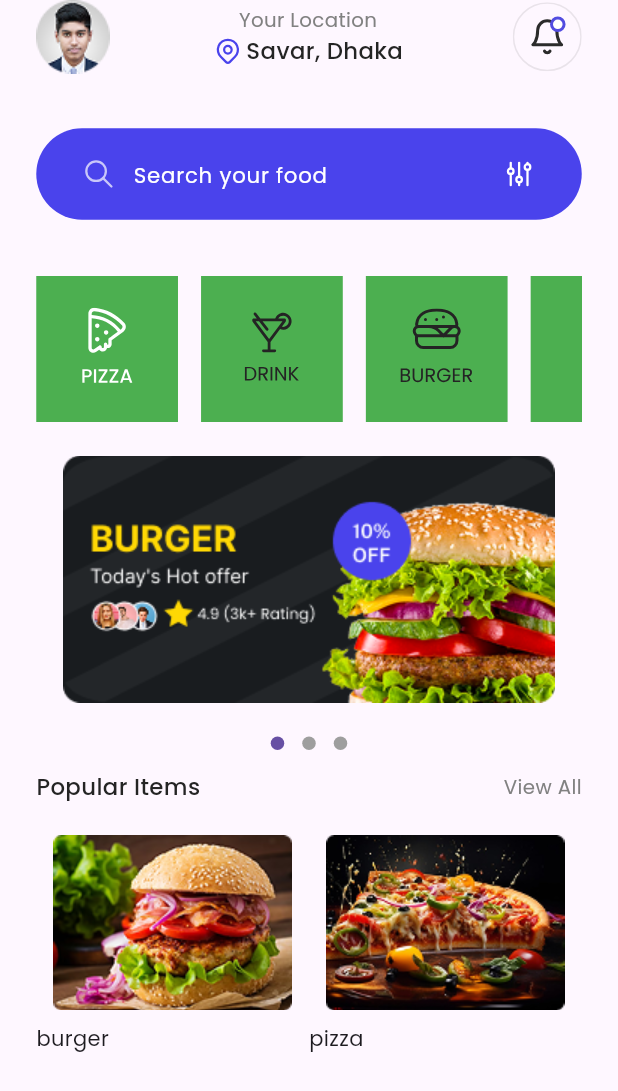
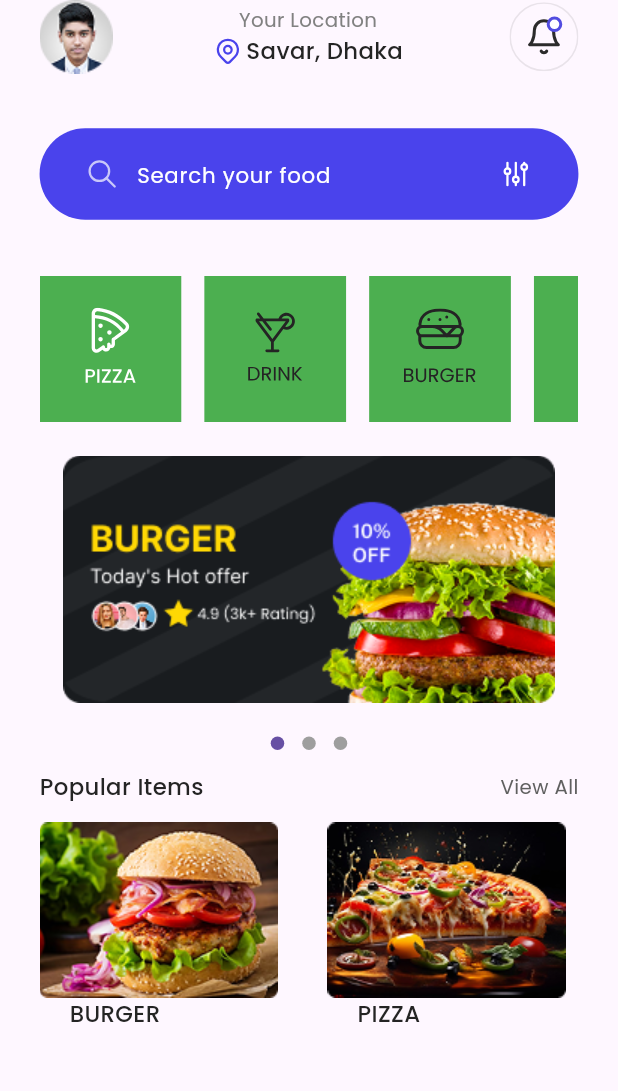
Before and after one commit to AmrReda92/food_app, a Flutter app: the screen it shows after launch, on a phone screen of 412 x 824 dp. Shown: the top 1091 px of the screen. Run offline on Flutter 3.47's test engine with Material 3 defaults, Android fonts, the phone set to English and light mode, and no system bars; drawn by our look-alikes of dots_indicator; our stand-ins replace flutter_screenutil, flutter_svg.

Commit message:
edit popular items photos

```diff
--- a/lib/core/models/app_text_styles.dart
+++ b/lib/core/models/app_text_styles.dart
@@ -19,5 +19,10 @@ class AppTextStyles {
       color: Color(0xffFFFFFF),
       fontWeight: FontWeight.w400
   );
+  static TextStyle font16 = TextStyle(
+      fontSize: 16.sp,
+      color: Color(0xff242424),
+      fontWeight: FontWeight.w500
+  );
 
 }
--- a/lib/feature/home/ui/home_screen.dart
+++ b/lib/feature/home/ui/home_screen.dart
@@ -6,7 +6,6 @@ import 'package:delivery_food_app/feature/home/widgets/information_row.dart';
 import 'package:dots_indicator/dots_indicator.dart';
 import 'package:flutter/material.dart';
 import 'package:flutter_screenutil/flutter_screenutil.dart';
-import 'package:flutter_svg/flutter_svg.dart';
 
 class HomeScreen extends StatelessWidget {
   const HomeScreen({super.key,});
@@ -16,7 +15,7 @@ class HomeScreen extends StatelessWidget {
     return Scaffold(
       body: SafeArea(
         child: Padding(
-          padding:  EdgeInsets.symmetric(horizontal: 22.w),
+          padding:  EdgeInsets.symmetric(horizontal: 24.w),
           child: Column(
             children: [
               InformationRow(),
@@ -39,24 +38,42 @@ class HomeScreen extends StatelessWidget {
                 mainAxisAlignment: MainAxisAlignment.spaceBetween,
                 children: [
                   Text("Popular Items",style: AppTextStyles.font15,),
-                  Text("View All",style: AppTextStyles.font13,),
+                  Text("View All",style: AppTextStyles.font13.copyWith(color: Color(0xff606060)),),
 
                 ],
               ),
               SizedBox(height: 12.h,),
+              Expanded(
+                child: Row(
+                  children: [
+                    Column(
+                      crossAxisAlignment: CrossAxisAlignment.start,
+                      children: [
+                        Image.asset(AppImages.burgerSmall),
                         Row(
                           children: [
-                  Expanded(child: Image.asset(AppImages.burgerSmall)),
-                  Expanded(child: Image.asset(AppImages.pizza))
+                            Text("     "),
+                            Text("BURGER",style:AppTextStyles.font15),
                           ],
                         ),
+                      ],
+                    ),
+                    SizedBox(width: 30.w,),
+                    Column(
+                      crossAxisAlignment: CrossAxisAlignment.start,
+                      children: [
+                        Image.asset(AppImages.pizza),
                         Row(
                           children: [
-                  Expanded(child: Text("burger")),
-                  Expanded(child: Text("pizza")),
-
+                            Text("     "),
+                            Text("PIZZA",style: AppTextStyles.font15,),
+                          ],
+                        )
+                      ],
+                    )
                   ],
                 ),
+              )
             ],
           ),
         ),
```
Lines whose indentation alone changed are shown as unchanged.
